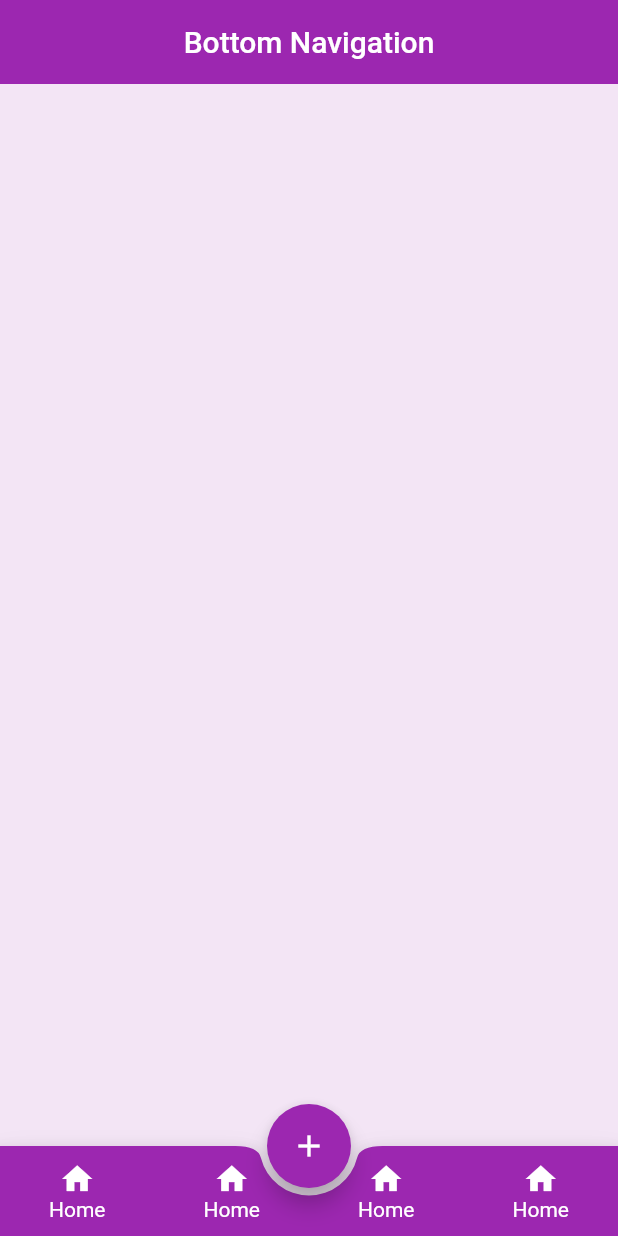
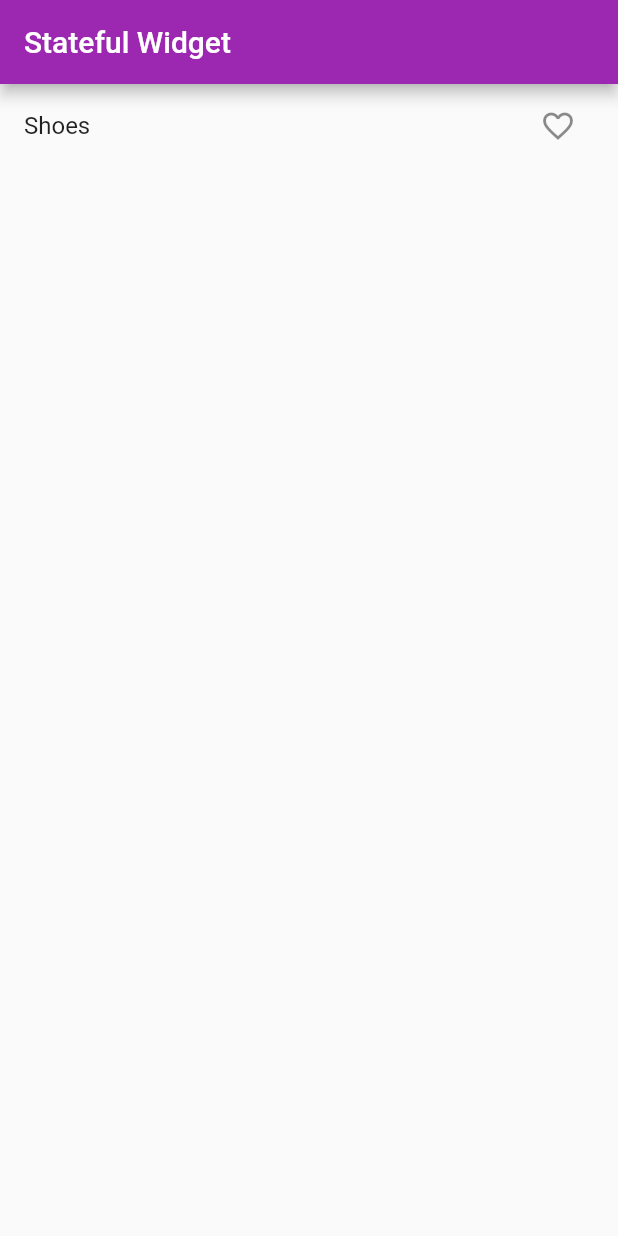
Before and after one commit to akpanphilip/flutter_journey, a Flutter app: the screen it shows after launch, on a phone screen of 412 x 824 dp. Run offline on Flutter 3.47's test engine with Material 2 defaults, Android fonts, the phone set to English and light mode, and no system bars.

Commit message:
added example on stateful widget

```diff
--- a/lib/main.dart
+++ b/lib/main.dart
@@ -10,6 +10,8 @@ import 'screens/exercise_listview.dart';
 import 'screens/exercise_navigation_drawer.dart';
 import 'screens/exercise_floating_action_button.dart';
 import 'screens/exercise_bottom_navigation.dart';
+import 'screens/exercise_stateful.dart';
+
 
 void main() => runApp(MyApp());
 
@@ -21,7 +23,7 @@ class MyApp extends StatelessWidget {
   Widget build(BuildContext context) {
     return MaterialApp(
       title: 'Flutter Demo',
-      home: BottomNav(),
+      home: Ctstateful(),
     );
   }
 }
--- a/lib/screens/exercise_bottom_navigation.dart
+++ b/lib/screens/exercise_bottom_navigation.dart
@@ -29,7 +29,7 @@ class BottomNav extends StatelessWidget {
         // notchMargin: 5.0,
         // shape: CircularNotchedRectangle(),
         child: Row(
-          mainAxisAlignment: MainAxisAlignment.spaceAround,
+          mainAxisAlignment: MainAxisAlignment.spaceEvenly,
           mainAxisSize: MainAxisSize.max,
           children: [
             Padding(
--- /dev/null
+++ b/lib/screens/exercise_stateful.dart
@@ -0,0 +1,38 @@
+// ignore_for_file: prefer_const_constructors, prefer_const_literals_to_create_immutables
+
+import 'package:flutter/material.dart';
+
+class Ctstateful extends StatefulWidget {
+  const Ctstateful({super.key});
+
+  @override
+  State<Ctstateful> createState() => _CtstatefulState();
+}
+
+class _CtstatefulState extends State<Ctstateful> {
+  bool liked = false;
+  @override
+  Widget build(BuildContext context) {
+    return Scaffold(
+      appBar: AppBar(
+        backgroundColor: Colors.purple,
+        title: Text("Stateful Widget"),
+      ),
+      body: ListView(
+        children: [
+          ListTile(
+            title: Text("Shoes"),
+            trailing: IconButton(
+              onPressed: () {
+                setState(() => liked = !liked);
+              },
+              icon: liked
+                  ? (Icon(Icons.favorite))
+                  : (Icon(Icons.favorite_border)),
+            ),
+          )
+        ],
+      ),
+    );
+  }
+}
```
